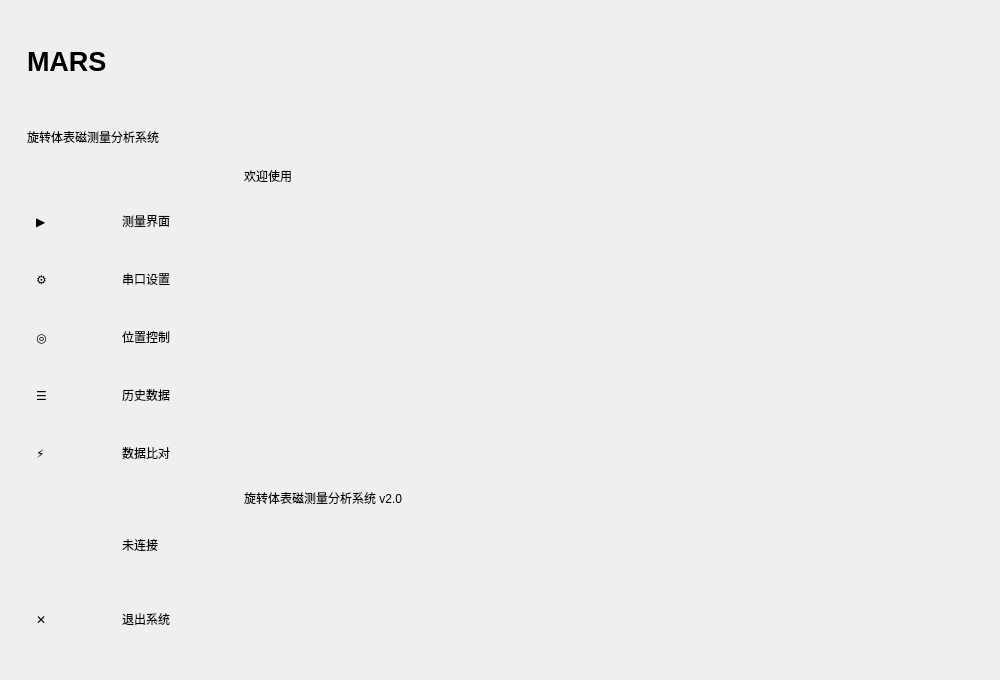
Above: src/ui/home_window.ui from IceSugarZxy/MARS-pro before the change. Below: the same form after it.
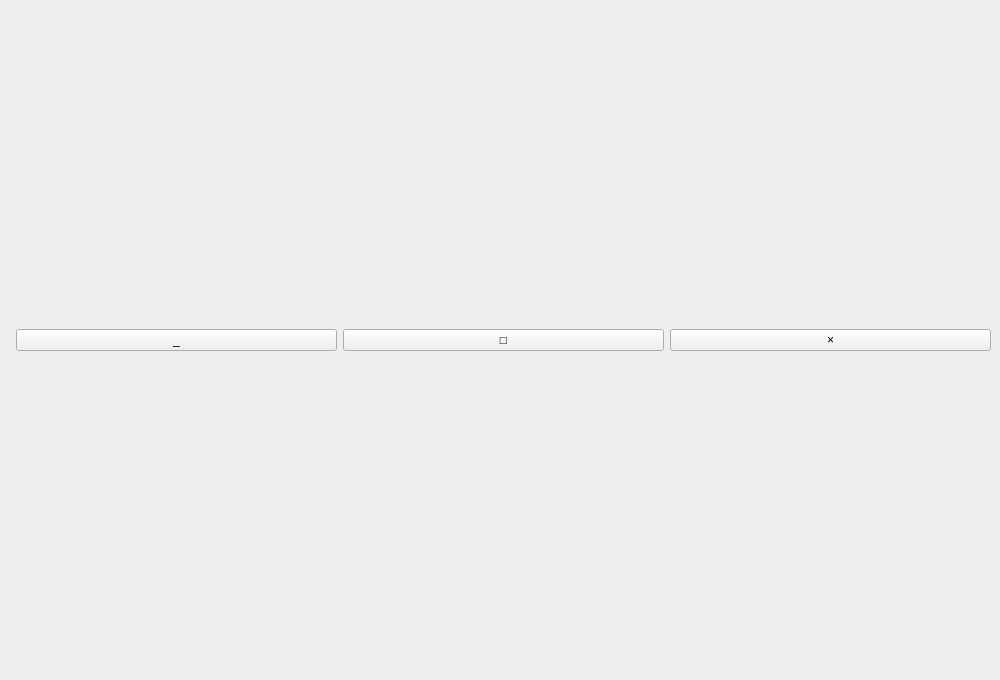
That is the form after the change.

Diff of the .ui file:
```diff
--- a/src/ui/home_window.ui
+++ b/src/ui/home_window.ui
@@ -17,9 +17,8 @@
    <set>Qt::FramelessWindowHint</set>
   </property>
   <widget class="QWidget" name="centralwidget">
-   <layout class="QVBoxLayout" name="central_layout">
-    <item>
      <layout class="QHBoxLayout" name="main_layout">
+    <!-- 侧边栏 -->
       <item>
        <widget class="QWidget" name="nav_panel">
         <property name="minimumSize">
@@ -28,12 +27,6 @@
           <height>0</height>
          </size>
         </property>
-        <property name="maximumSize">
-         <size>
-          <width>220</width>
-          <height>16777215</height>
-         </size>
-        </property>
         <layout class="QVBoxLayout" name="nav_layout">
          <item>
           <widget class="QWidget" name="nav_header">
@@ -49,13 +42,6 @@
               <property name="text">
                <string>MARS</string>
               </property>
-              <property name="font">
-               <font>
-                <family>Arial</family>
-                <pointsize>20</pointsize>
-                <weight>75</weight>
-               </font>
-              </property>
              </widget>
             </item>
             <item>
@@ -303,6 +289,37 @@
        </widget>
       </item>
      </layout>
+  </widget>
+  <!-- 标题栏 -->
+  <widget class="QWidget" name="title_widget">
+   <layout class="QHBoxLayout" name="title_layout">
+    <item>
+     <spacer name="title_spacer">
+      <property name="orientation">
+       <enum>Qt::Horizontal</enum>
+      </property>
+     </spacer>
+    </item>
+    <item>
+     <widget class="QPushButton" name="pushButton_minimize">
+      <property name="text">
+       <string>_</string>
+      </property>
+     </widget>
+    </item>
+    <item>
+     <widget class="QPushButton" name="pushButton_maximize">
+      <property name="text">
+       <string>□</string>
+      </property>
+     </widget>
+    </item>
+    <item>
+     <widget class="QPushButton" name="pushButton_titleClose">
+      <property name="text">
+       <string>×</string>
+      </property>
+     </widget>
     </item>
    </layout>
   </widget>
```
Left out of the diff: 14 changed lines with no effect on the pictures. Lines whose indentation alone changed are shown as unchanged.
